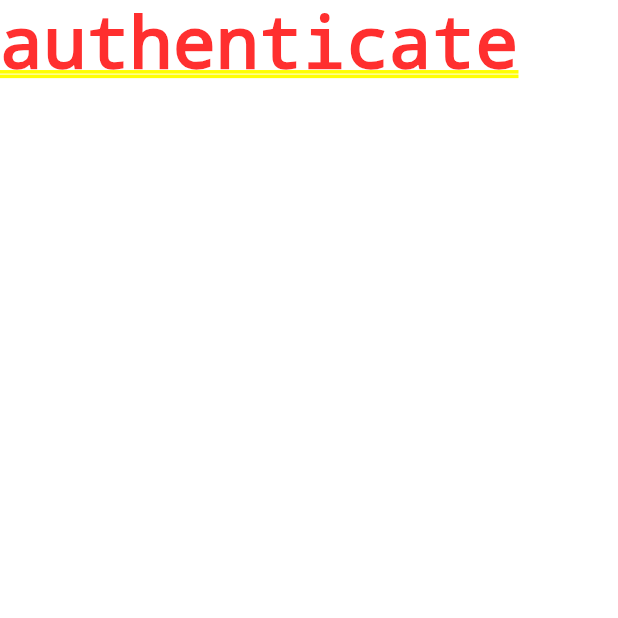
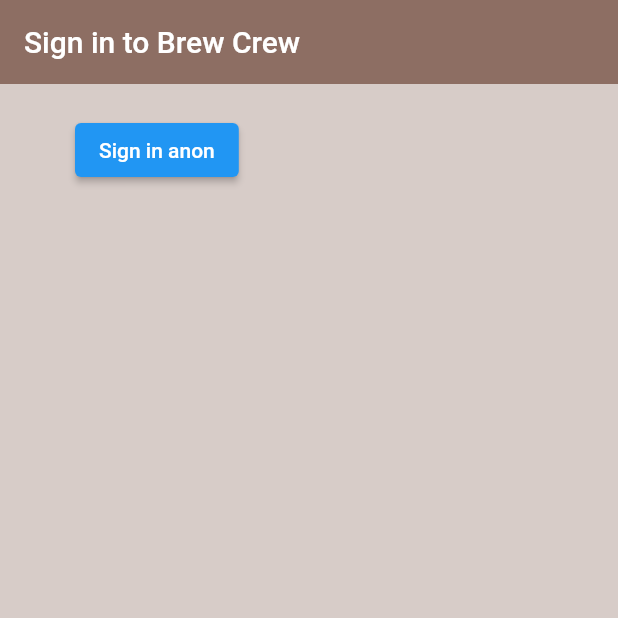
Before and after one commit to ronhedwigzape/brew_crew, a Flutter app: the screen it shows after launch, on a phone screen of 412 x 824 dp, the top half of it. Run offline on Flutter 3.47's test engine with Material 2 defaults, Android fonts, the phone set to English and light mode, and no system bars; our stand-ins replace firebase_auth; accounts and stored records are empty.

Commit message:
Create Anonymous sign-in
I paused at `7:50` in Flutter & Firebase App Tutorial #5 - Anonymous Sign In

```diff
--- a/lib/screens/authenticate/authenticate.dart
+++ b/lib/screens/authenticate/authenticate.dart
@@ -1,3 +1,4 @@
+import 'package:brew_crew/screens/authenticate/sign_in.dart';
 import 'package:flutter/material.dart';
 
 class Authenticate extends StatefulWidget {
@@ -11,7 +12,7 @@ class _AuthenticateState extends State<Authenticate> {
   @override
   Widget build(BuildContext context) {
     return Container(
-      child: const Text('authenticate'),
+      child: SignIn()
     );
   }
 }
--- /dev/null
+++ b/lib/screens/authenticate/sign_in.dart
@@ -0,0 +1,42 @@
+import 'package:brew_crew/services/auth.dart';
+import 'package:flutter/material.dart';
+
+class SignIn extends StatefulWidget {
+  const SignIn({super.key});
+
+  @override
+  State<SignIn> createState() => _SignInState();
+}
+
+class _SignInState extends State<SignIn> {
+
+  final AuthService _auth = AuthService();
+
+  @override
+  Widget build(BuildContext context) {
+    return Scaffold(
+      backgroundColor: Colors.brown[100],
+      appBar: AppBar(
+        backgroundColor: Colors.brown[400],
+        elevation: 0.0,
+        title: const Text('Sign in to Brew Crew'),
+      ),
+      body: Container(
+        padding: const EdgeInsets.symmetric(vertical: 20.0, horizontal: 50.0),
+        child: ElevatedButton(
+          child: Text('Sign in anon'),
+          onPressed: () async {
+            // sign in anon
+            dynamic result = await _auth.signInAnon();
+            if (result == null) {
+              print('error signing in');
+            } else {
+              print('signed in');
+              print(result);
+            }
+          },
+        )
+      )
+    );
+  }
+}
--- a/lib/services/auth.dart
+++ b/lib/services/auth.dart
@@ -10,7 +10,7 @@ class AuthService {
     try {
 
       UserCredential result = await _auth.signInAnonymously();
-      User user = result.user;
+      User? user = result.user;
       return user;
 
     } catch(e) {
```
